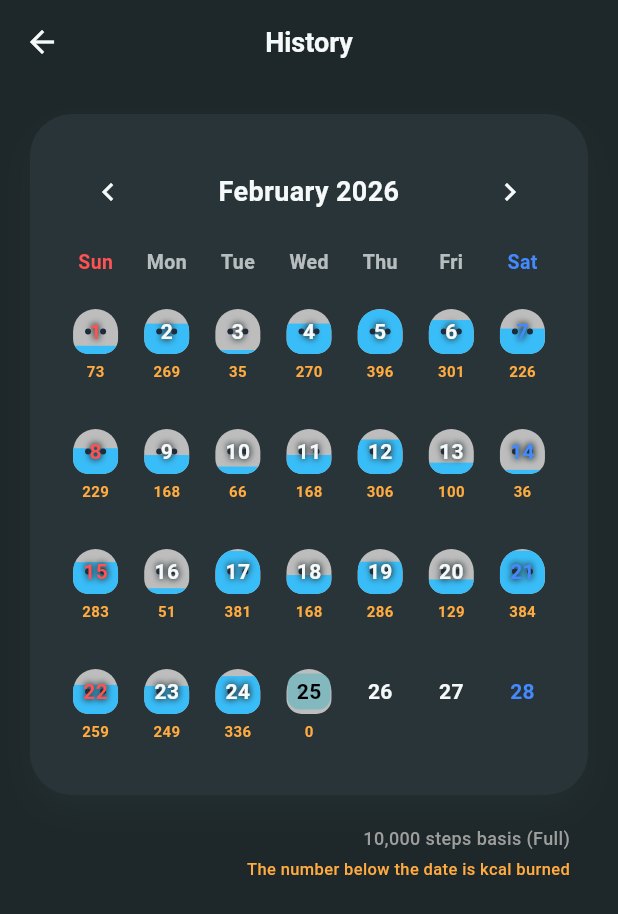
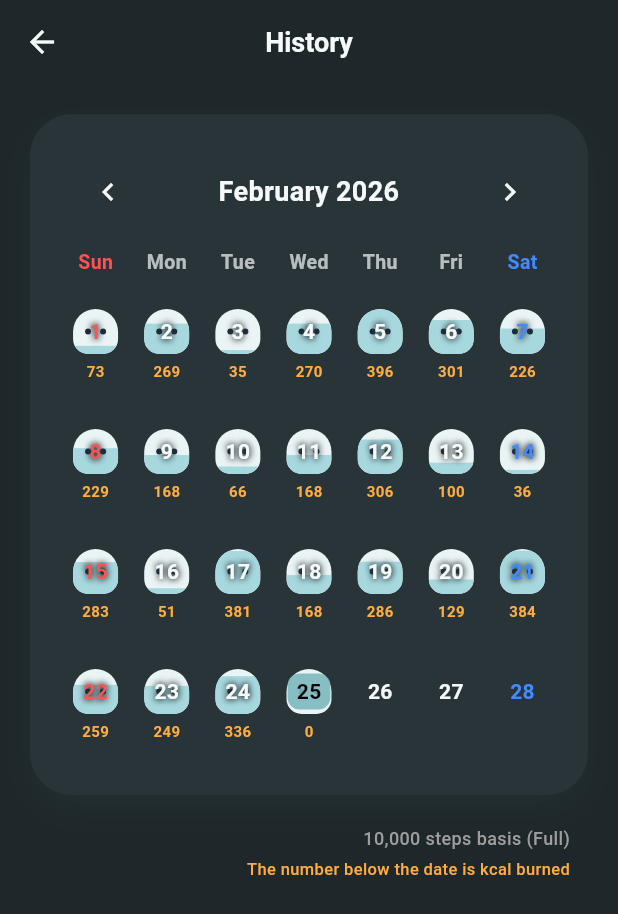
Before and after one commit to dduddupark/EnergySlime, a Flutter app: the HistoryScreen screen opened directly, on a phone screen of 412 x 824 dp. Shown: the top 914 px of the screen. Run offline on Flutter 3.47's test engine with Material 3 defaults, Android fonts, the phone set to English and light mode, and no system bars; drawn by our look-alikes of table_calendar; our stand-ins replace google_fonts, pedometer, permission_handler, shared_preferences, sqflite; missing offline and left inert: flutter_foreground_task, health; accounts and stored records are empty.

Commit message:
fix: adjust splash text to Energy Slime, halve slime eyes, align history slime with mint theme, and fix dashboard stat card overflow

```diff
--- a/lib/ui/dashboard/dashboard_screen.dart
+++ b/lib/ui/dashboard/dashboard_screen.dart
@@ -483,6 +483,7 @@ class _DashboardScreenState extends State<DashboardScreen> with WidgetsBindingOb
       crossAxisCount: 2,
       crossAxisSpacing: 15,
       mainAxisSpacing: 15,
+      childAspectRatio: 1.5,
       children: [
         _buildStatCard(
           colorScheme,
--- a/lib/ui/settings/history_screen.dart
+++ b/lib/ui/settings/history_screen.dart
@@ -89,7 +89,7 @@ class _HistoryScreenState extends State<HistoryScreen> {
       height: 30,
       clipBehavior: Clip.antiAlias,
       decoration: BoxDecoration(
-        color: Colors.grey[400],
+        color: const Color(0xFFEBF4F5),
         borderRadius: const BorderRadius.only(
           topLeft: Radius.circular(15),
           topRight: Radius.circular(15),
@@ -103,7 +103,7 @@ class _HistoryScreenState extends State<HistoryScreen> {
           FractionallySizedBox(
             heightFactor: progress,
             child: Container(
-              color: const Color(0xFF38BDF8),
+              color: const Color(0xFFA7D8DE),
               width: double.infinity,
             ),
           ),
--- a/lib/ui/splash/splash_screen.dart
+++ b/lib/ui/splash/splash_screen.dart
@@ -39,7 +39,7 @@ class _SplashScreenState extends State<SplashScreen> {
             ),
             const SizedBox(height: 20),
             Text(
-              'Energy Pet',
+              'Energy Slime',
               style: GoogleFonts.nanumGothic(
                 fontSize: 32,
                 fontWeight: FontWeight.w900,
--- a/lib/ui/widgets/slime_character.dart
+++ b/lib/ui/widgets/slime_character.dart
@@ -101,7 +101,7 @@ class _SlimeCharacterState extends State<SlimeCharacter>
   }
 
   Widget _buildEyes({required bool isHungry}) {
-    double size = isHungry ? 10 : 16;
+    double size = isHungry ? 5 : 8;
     return Row(
       mainAxisAlignment: MainAxisAlignment.center,
       children: [
@@ -110,7 +110,7 @@ class _SlimeCharacterState extends State<SlimeCharacter>
           height: size,
           decoration: const BoxDecoration(color: Color(0xFF2F4F4F), shape: BoxShape.circle),
         ),
-        const SizedBox(width: 28),
+        const SizedBox(width: 14),
         Container(
           width: size,
           height: size,
```
